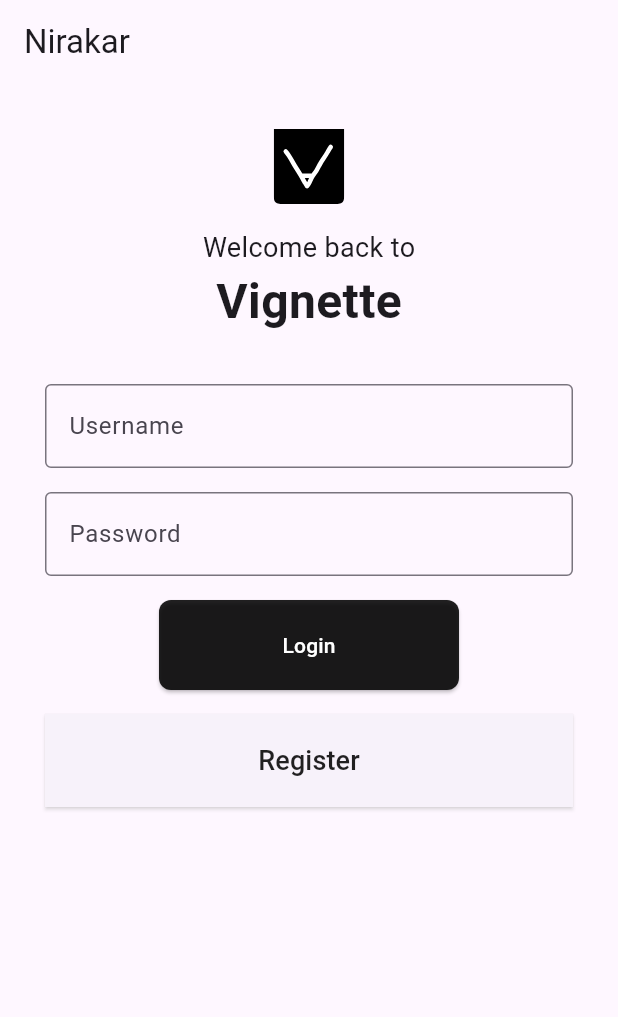
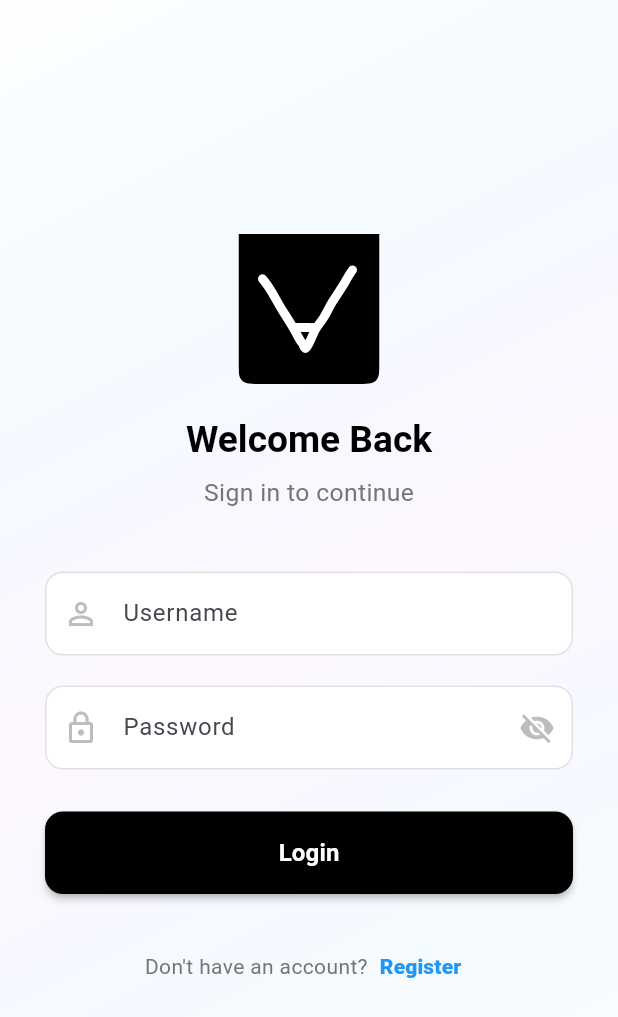
Before and after one commit to nirakar007/vignette_mobile, a Flutter app: the screen it shows after launch, on a phone screen of 412 x 824 dp. Shown: the top 1017 px of the screen. Run offline on Flutter 3.47's test engine with Material 3 defaults, Android fonts, the light colour scheme and no system bars; our stand-ins replace bloc, connectivity_plus, dartz, dio, equatable, flutter_bloc and 8 more; accounts and stored records are empty.

Commit message:
UI changes

```diff
--- a/lib/features/auth/presentation/view/login_view.dart
+++ b/lib/features/auth/presentation/view/login_view.dart
@@ -3,81 +3,221 @@ import 'package:flutter_bloc/flutter_bloc.dart';
 import 'package:flutter_svg/svg.dart';
 import 'package:vignette__mobile/features/auth/presentation/view/registration_view.dart';
 import 'package:vignette__mobile/features/auth/presentation/view_model/login/login_bloc.dart';
-import 'package:vignette__mobile/features/home/presentation/view/home_view.dart';
+// ... other imports
 
 class LoginScreen extends StatelessWidget {
   LoginScreen({super.key});
 
   final _formKey = GlobalKey<FormState>();
-  final _usernameController = TextEditingController(text: '');
-  final _passwordController = TextEditingController(text: '');
-
-  final _gap = const SizedBox(height: 16.0);
+  final _usernameController = TextEditingController();
+  final _passwordController = TextEditingController();
+  final double _mobileBreakpoint = 600; // Adjust this based on your needs
 
   @override
   Widget build(BuildContext context) {
+    final bool isTablet =
+        MediaQuery.of(context).size.width >= _mobileBreakpoint;
+    final double logoSize = isTablet ? 150.0 : 100.0;
+    final double horizontalPadding = isTablet ? 100.0 : 30.0;
+    final double maxFormWidth = isTablet ? 500.0 : double.infinity;
+
     return Scaffold(
-      appBar: AppBar(title: const Text('Nirakar')),
       body: BlocConsumer<LoginBloc, LoginState>(
-        listener: (context, state) {
-          if (state.isSuccess) {
-            Navigator.pushReplacement(
-              context,
-              MaterialPageRoute(builder: (context) => const HomeScreen()),
+        listener: (context, state) {/* Keep existing listener */},
+        builder: (context, state) {
+          return ResponsiveLayout(
+            mobile: _buildMobileLayout(
+                context, state, logoSize, horizontalPadding, maxFormWidth),
+            tablet: _buildTabletLayout(
+                context, state, logoSize, horizontalPadding, maxFormWidth),
           );
-          } else if (!state.isLoading && !state.isSuccess) {
-            ScaffoldMessenger.of(context).showSnackBar(
-              const SnackBar(
-                content: Text("Invalid Credentials"),
-                backgroundColor: Colors.red,
+        },
       ),
     );
   }
-        },
-        builder: (context, state) {
-          return SafeArea(
+
+  Widget _buildBaseLayout(
+    BuildContext context,
+    LoginState state,
+    double logoSize,
+    double horizontalPadding,
+    double maxFormWidth,
+  ) {
+    return Container(
+      decoration: const BoxDecoration(
+        gradient: LinearGradient(
+          begin: Alignment.topLeft,
+          end: Alignment.bottomRight,
+          colors: [
+            Colors.white,
+            Color(0x00dbfdff),
+            Colors.white,
+          ],
+        ),
+      ),
+      child: SafeArea(
         child: SingleChildScrollView(
+          physics: const BouncingScrollPhysics(),
+          child: ConstrainedBox(
+            constraints: BoxConstraints(
+              minHeight: MediaQuery.of(context).size.height,
+              maxWidth: maxFormWidth,
+            ),
             child: Padding(
-                padding: const EdgeInsets.all(30.0),
+              padding: EdgeInsets.symmetric(horizontal: horizontalPadding),
               child: Form(
                 key: _formKey,
                 child: Column(
                   mainAxisAlignment: MainAxisAlignment.center,
-                    crossAxisAlignment: CrossAxisAlignment.center,
+                  crossAxisAlignment: CrossAxisAlignment.stretch,
                   children: [
-                      SvgPicture.asset('assets/logo/logo.svg',
-                          width: 50, height: 50),
-                      const SizedBox(height: 16),
-                      const Text('Welcome back to',
-                          style: TextStyle(
-                              fontSize: 18, fontWeight: FontWeight.w400)),
-                      const Text('Vignette',
-                          style: TextStyle(
-                              fontSize: 32, fontWeight: FontWeight.bold)),
-                      const SizedBox(height: 32),
+                    _buildHeaderSection(context, logoSize),
+                    const SizedBox(height: 40),
+                    _buildInputFields(context),
+                    const SizedBox(height: 28),
+                    _buildLoginButton(context, state),
+                    const SizedBox(height: 24),
+                    _buildRegisterSection(context),
+                  ],
+                ),
+              ),
+            ),
+          ),
+        ),
+      ),
+    );
+  }
+
+  Widget _buildMobileLayout(
+    BuildContext context,
+    LoginState state,
+    double logoSize,
+    double horizontalPadding,
+    double maxFormWidth,
+  ) {
+    return _buildBaseLayout(
+        context, state, logoSize, horizontalPadding, maxFormWidth);
+  }
+
+  Widget _buildTabletLayout(
+    BuildContext context,
+    LoginState state,
+    double logoSize,
+    double horizontalPadding,
+    double maxFormWidth,
+  ) {
+    return Center(
+      child: SizedBox(
+        width: 800, // Max width for tablet layout
+        child: _buildBaseLayout(
+            context, state, logoSize, horizontalPadding, maxFormWidth),
+      ),
+    );
+  }
+
+  Widget _buildHeaderSection(BuildContext context, double logoSize) {
+    return Column(
+      children: [
+        Hero(
+          tag: 'app-logo',
+          child: SvgPicture.asset(
+            'assets/logo/logo.svg',
+            width: logoSize,
+            height: logoSize,
+          ),
+        ),
+        const SizedBox(height: 20),
+        Text(
+          'Welcome Back',
+          style: Theme.of(context).textTheme.headlineSmall?.copyWith(
+                fontWeight: FontWeight.w700,
+                color: Colors.black,
+                fontSize: MediaQuery.of(context).size.width * 0.06,
+              ),
+        ),
+        const SizedBox(height: 8),
+        Text(
+          'Sign in to continue',
+          style: Theme.of(context).textTheme.bodyMedium?.copyWith(
+                color: Colors.grey[600],
+                fontSize: MediaQuery.of(context).size.width * 0.04,
+              ),
+        ),
+      ],
+    );
+  }
+
+  Widget _buildInputFields(BuildContext context) {
+    final bool isTablet =
+        MediaQuery.of(context).size.width >= _mobileBreakpoint;
+
+    return Column(
+      children: [
         TextFormField(
-                        key: const ValueKey('username'),
           controller: _usernameController,
-                        decoration: const InputDecoration(
-                            labelText: "Username",
-                            border: OutlineInputBorder()),
-                        validator: (value) =>
-                            value!.isEmpty ? 'Please enter username' : null,
+          decoration: _buildInputDecoration(
+            context,
+            label: "Username",
+            icon: Icons.person_outline,
+            isTablet: isTablet,
           ),
-                      _gap,
+          validator: (value) => value!.isEmpty ? 'Please enter username' : null,
+        ),
+        const SizedBox(height: 20),
         TextFormField(
-                        key: const ValueKey('password'),
           controller: _passwordController,
           obscureText: true,
-                        decoration: const InputDecoration(
-                            labelText: "Password",
-                            border: OutlineInputBorder()),
-                        validator: (value) =>
-                            value!.isEmpty ? 'Please enter password' : null,
+          decoration: _buildInputDecoration(
+            context,
+            label: "Password",
+            icon: Icons.lock_outline,
+            isTablet: isTablet,
+          ).copyWith(
+            suffixIcon: IconButton(
+              icon: Icon(Icons.visibility_off, color: Colors.grey[400]),
+              onPressed: () {}, // Add password visibility toggle
             ),
-                      const SizedBox(height: 16),
-                      ElevatedButton(
-                        onPressed: () {
+          ),
+          validator: (value) => value!.isEmpty ? 'Please enter password' : null,
+        ),
+      ],
+    );
+  }
+
+  InputDecoration _buildInputDecoration(
+    BuildContext context, {
+    required String label,
+    required IconData icon,
+    required bool isTablet,
+  }) {
+    return InputDecoration(
+      labelText: label,
+      prefixIcon: Icon(icon, color: Colors.grey[400]),
+      border: OutlineInputBorder(
+        borderRadius: BorderRadius.circular(12),
+        borderSide: BorderSide(color: Colors.grey[300]!),
+      ),
+      enabledBorder: OutlineInputBorder(
+        borderRadius: BorderRadius.circular(12),
+        borderSide: BorderSide(color: Colors.grey[300]!),
+      ),
+      filled: true,
+      fillColor: Colors.white,
+      contentPadding: EdgeInsets.symmetric(
+        vertical: isTablet ? 20 : 16,
+        horizontal: 16,
+      ),
+    );
+  }
+
+  Widget _buildLoginButton(BuildContext context, LoginState state) {
+    final bool isTablet =
+        MediaQuery.of(context).size.width >= _mobileBreakpoint;
+
+    return ElevatedButton(
+      onPressed: state.isLoading
+          ? null
+          : () {
               if (_formKey.currentState!.validate()) {
                 context.read<LoginBloc>().add(
                       LoginUserEvent(
@@ -89,29 +229,48 @@ class LoginScreen extends StatelessWidget {
               }
             },
       style: ElevatedButton.styleFrom(
-                          backgroundColor: Colors.black87,
+        backgroundColor: Colors.black,
         foregroundColor: Colors.white,
-                          minimumSize: const Size(200, 60),
+        padding: EdgeInsets.symmetric(vertical: isTablet ? 20 : 16),
         shape: RoundedRectangleBorder(
-                              borderRadius: BorderRadius.circular(8)),
-                          padding: const EdgeInsets.all(16),
+          borderRadius: BorderRadius.circular(12),
+        ),
+        elevation: 2,
       ),
       child: state.isLoading
-                            ? const CircularProgressIndicator(
-                                color: Colors.white)
-                            : const Text("Login"),
+          ? const SizedBox(
+              width: 24,
+              height: 24,
+              child: CircularProgressIndicator(
+                strokeWidth: 2,
+                color: Colors.white,
               ),
-                      _gap,
-                      ElevatedButton(
-                        key: const ValueKey('registerButton'),
-                        style: ElevatedButton.styleFrom(
-                          foregroundColor: Colors.black87,
-                          minimumSize: const Size(60, 60),
-                          shape: RoundedRectangleBorder(
-                              borderRadius: BorderRadius.circular(0)),
-                          padding: const EdgeInsets.all(6),
-                          shadowColor: Colors.white,
+            )
+          : Text(
+              "Login",
+              style: TextStyle(
+                fontSize: isTablet ? 18 : 16,
+                fontWeight: FontWeight.w600,
               ),
+            ),
+    );
+  }
+
+  Widget _buildRegisterSection(BuildContext context) {
+    final bool isTablet =
+        MediaQuery.of(context).size.width >= _mobileBreakpoint;
+
+    return Row(
+      mainAxisAlignment: MainAxisAlignment.center,
+      children: [
+        Text(
+          "Don't have an account?",
+          style: TextStyle(
+            color: Colors.grey[600],
+            fontSize: isTablet ? 16 : 14,
+          ),
+        ),
+        TextButton(
           onPressed: () {
             context.read<LoginBloc>().add(
                   NavigateRegisterScreenEvent(
@@ -120,22 +279,44 @@ class LoginScreen extends StatelessWidget {
                   ),
                 );
           },
-                        child: const SizedBox(
-                          height: 50,
-                          child: Center(
-                            child: Text("Register",
-                                style: TextStyle(fontSize: 18)),
+          style: TextButton.styleFrom(
+            foregroundColor: Colors.blue,
+            padding: EdgeInsets.symmetric(
+              horizontal: isTablet ? 16 : 8,
+              vertical: isTablet ? 12 : 8,
+            ),
+          ),
+          child: Text(
+            "Register",
+            style: TextStyle(
+              fontWeight: FontWeight.w900,
+              fontSize: isTablet ? 16 : 14,
             ),
           ),
         ),
       ],
-                  ),
-                ),
-              ),
-            ),
-          );
-        },
-      ),
     );
   }
 }
+
+class ResponsiveLayout extends StatelessWidget {
+  final Widget mobile;
+  final Widget tablet;
+
+  const ResponsiveLayout({
+    super.key,
+    required this.mobile,
+    required this.tablet,
+  });
+
+  @override
+  Widget build(BuildContext context) {
+    final screenWidth = MediaQuery.of(context).size.width;
+    if (screenWidth >= 600) {
+      // Adjust breakpoint as needed
+      return tablet;
+    } else {
+      return mobile;
+    }
+  }
+}
```
Lines whose indentation alone changed are shown as unchanged.
